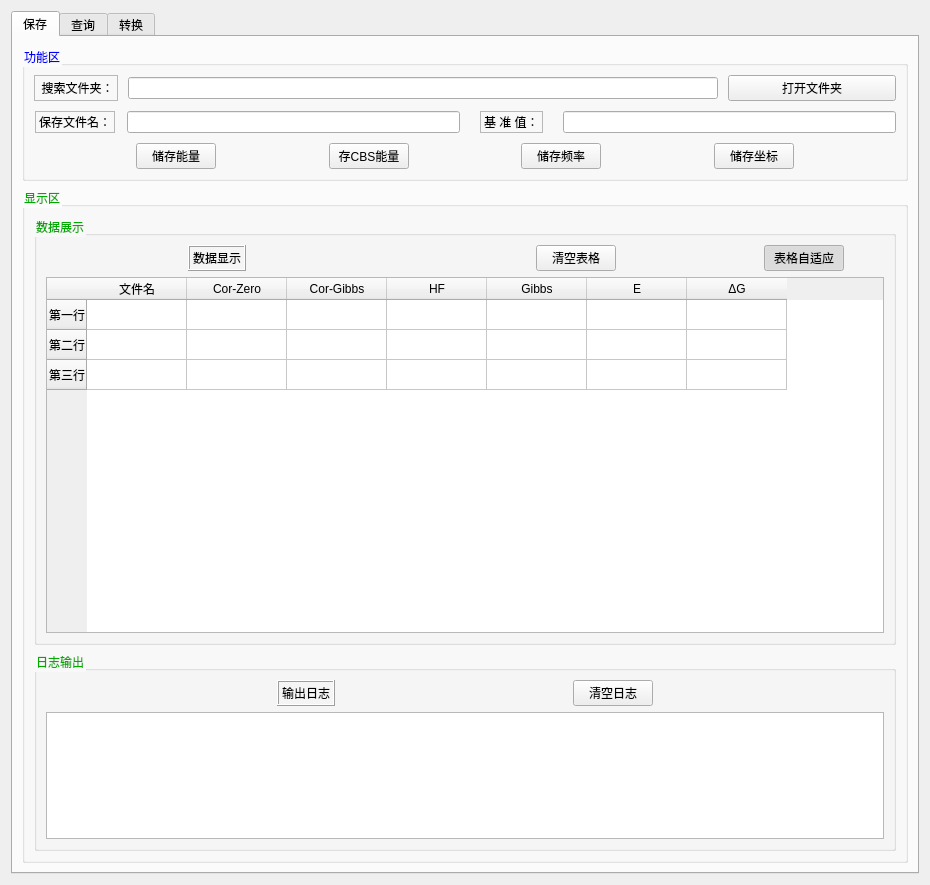
LeoJiaGeng/JiaGengXiong-Python-Files, file Quantum/Demo/ui_quatum.ui: the form before one commit.
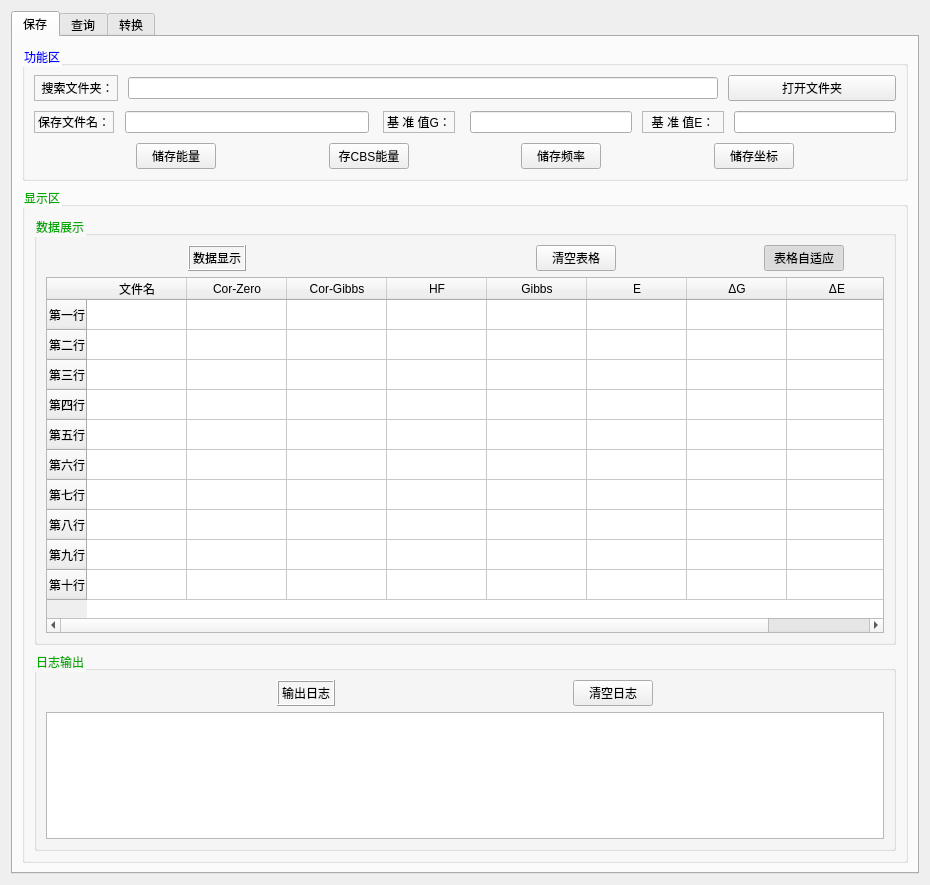
The form after the commit. Icons and pictures are not drawn.

Commit message: 时间：2024.3.7 内容：1、增加T1值；2、增加界面EG的相对值；3、关闭普通能量的检测机智

The edit to the form file:
```diff
--- a/Quantum/Demo/ui_quatum.ui
+++ b/Quantum/Demo/ui_quatum.ui
@@ -96,7 +96,7 @@
            </layout>
           </item>
           <item>
-           <layout class="QHBoxLayout" name="horizontalLayout_6" stretch="1,4,1,4">
+           <layout class="QHBoxLayout" name="horizontalLayout_6" stretch="1,3,1,2,1,2">
             <item alignment="Qt::AlignHCenter">
              <widget class="QLabel" name="label_3">
               <property name="minimumSize">
@@ -137,12 +137,31 @@
                <enum>QFrame::Sunken</enum>
               </property>
               <property name="text">
-               <string>基 准 值：</string>
+               <string>基 准 值G：</string>
               </property>
              </widget>
             </item>
             <item>
-             <widget class="QLineEdit" name="edit_standard"/>
+             <widget class="QLineEdit" name="edit_standard_G"/>
+            </item>
+            <item>
+             <widget class="QLabel" name="label_9">
+              <property name="frameShape">
+               <enum>QFrame::StyledPanel</enum>
+              </property>
+              <property name="frameShadow">
+               <enum>QFrame::Sunken</enum>
+              </property>
+              <property name="text">
+               <string>基 准 值E：</string>
+              </property>
+              <property name="alignment">
+               <set>Qt::AlignCenter</set>
+              </property>
+             </widget>
+            </item>
+            <item>
+             <widget class="QLineEdit" name="edit_standard_E"/>
             </item>
            </layout>
           </item>
@@ -399,6 +418,41 @@
                  <string>第三行</string>
                 </property>
                </row>
+               <row>
+                <property name="text">
+                 <string>第四行</string>
+                </property>
+               </row>
+               <row>
+                <property name="text">
+                 <string>第五行</string>
+                </property>
+               </row>
+               <row>
+                <property name="text">
+                 <string>第六行</string>
+                </property>
+               </row>
+               <row>
+                <property name="text">
+                 <string>第七行</string>
+                </property>
+               </row>
+               <row>
+                <property name="text">
+                 <string>第八行</string>
+                </property>
+               </row>
+               <row>
+                <property name="text">
+                 <string>第九行</string>
+                </property>
+               </row>
+               <row>
+                <property name="text">
+                 <string>第十行</string>
+                </property>
+               </row>
                <column>
                 <property name="text">
                  <string>文件名</string>
@@ -434,6 +488,11 @@
                  <string>ΔG</string>
                 </property>
                </column>
+               <column>
+                <property name="text">
+                 <string>ΔE</string>
+                </property>
+               </column>
               </widget>
              </item>
             </layout>
```
The commit also changes 6 other files.
